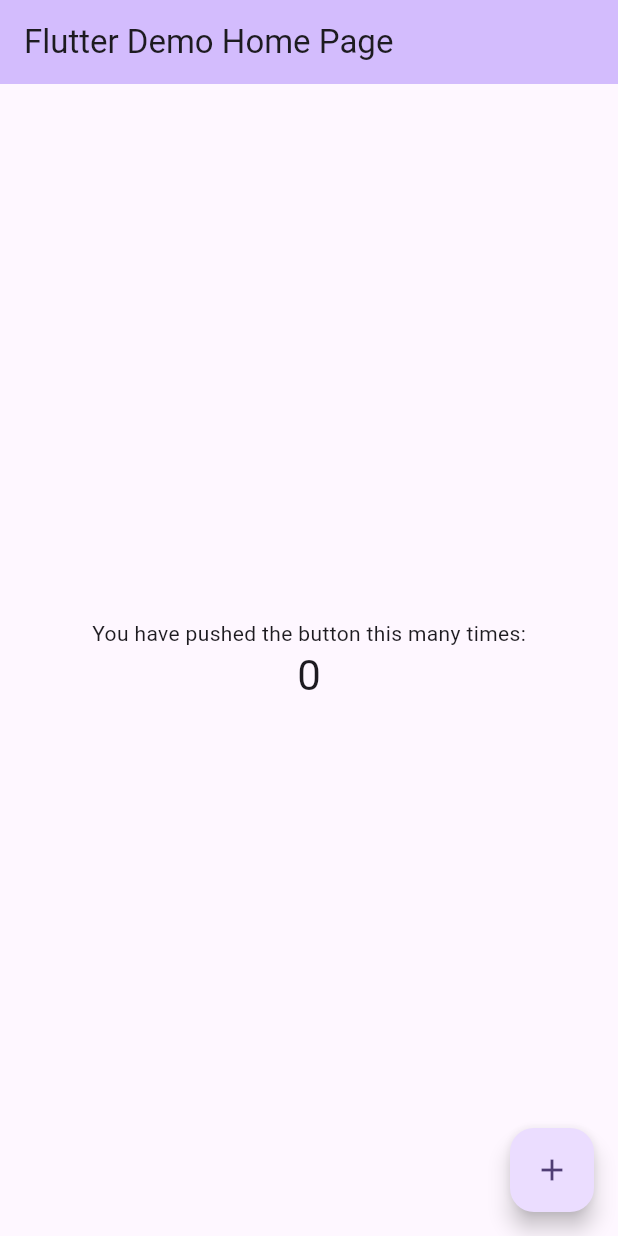
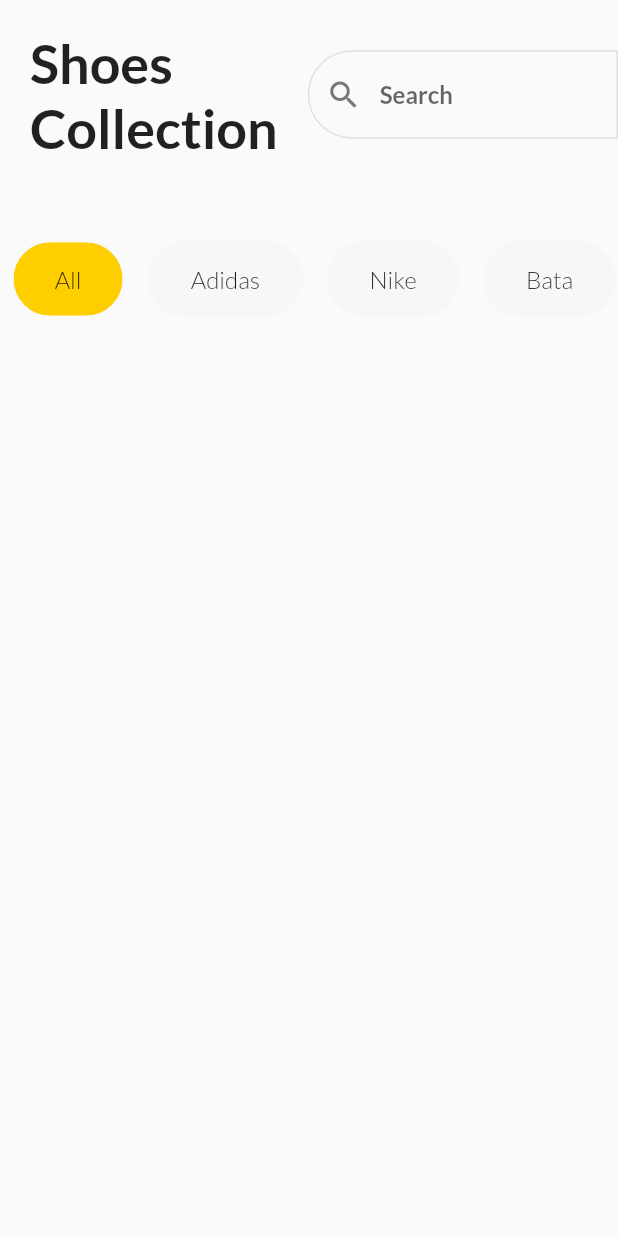
Before and after one commit to tynchtykestebes/Shopping-App, a Flutter app: the screen it shows after launch, on a phone screen of 412 x 824 dp. Run offline on Flutter 3.47's test engine with Material 2 defaults, Android fonts, the phone set to English and light mode, and no system bars.

Commit message:
second commit

```diff
--- /dev/null
+++ b/lib/global_variables.dart
@@ -0,0 +1,45 @@
+final products = [
+  {
+    'id': '0',
+    'title': 'Men\'s Nike Shoes',
+    'price': 44.52,
+    'imageUrl': 'assets/images/shoes_1.png',
+    'company': 'Nike',
+    'sizes': [9, 10, 11, 12],
+  },
+  {
+    'id': '1',
+    'title': 'Adidas Shoes',
+    'price': 20.12,
+    'imageUrl': 'assets/images/shoes_2.png',
+    'company': 'Adidas',
+    'sizes': [9, 10, 12],
+  },
+  {
+    'id': '2',
+    'title': 'Bata Women\'s Shoes',
+    'price': 28.95,
+    'imageUrl': 'assets/images/shoes_3.png',
+    'company': 'Bata',
+    'sizes': [8, 9, 10],
+  },
+  {
+    'id': '3',
+    'title': 'Jordan Shoes',
+    'price': 420.69,
+    'imageUrl': 'assets/images/shoes_4.png',
+    'company': 'Nike',
+    'sizes': [8, 9, 10],
+  },
+];
+
+final cart = [
+  {
+    'id': '3',
+    'title': 'Jordan Shoes',
+    'price': 420.69,
+    'imageUrl': 'assets/images/shoes_4.png',
+    'company': 'Nike',
+    'sizes': 8,
+  },
+];
--- /dev/null
+++ b/lib/home_page.dart
@@ -0,0 +1,105 @@
+import 'package:flutter/material.dart';
+
+class HomePage extends StatefulWidget {
+  const HomePage({super.key});
+
+  @override
+  State<HomePage> createState() => _HomePageState();
+}
+
+class _HomePageState extends State<HomePage> {
+  final List<String> filters = const ['All', 'Adidas', 'Nike', 'Bata'];
+  late String selectedFilter;
+
+  @override
+  void initState() {
+    super.initState();
+    selectedFilter = filters[0];
+  }
+
+  @override
+  Widget build(BuildContext context) {
+    const border = OutlineInputBorder(
+      borderSide: BorderSide(
+        color: Color.fromRGBO(225, 225, 225, 1),
+      ),
+      borderRadius: BorderRadius.horizontal(
+        left: Radius.circular(50),
+      ),
+    );
+    return Scaffold(
+      body: SafeArea(
+        child: Column(
+          children: [
+            const Row(
+              children: [
+                Padding(
+                  padding: EdgeInsets.all(20),
+                  child: Text(
+                    'Shoes\nCollection',
+                    style: TextStyle(
+                      fontWeight: FontWeight.bold,
+                      fontSize: 36,
+                    ),
+                  ),
+                ),
+                Expanded(
+                  child: TextField(
+                    decoration: InputDecoration(
+                      hintText: 'Search',
+                      prefixIcon: Icon(Icons.search),
+                      border: border,
+                      enabledBorder: border,
+                      focusedBorder: border,
+                    ),
+                  ),
+                ),
+              ],
+            ),
+            SizedBox(
+              height: 120,
+              child: ListView.builder(
+                itemCount: filters.length,
+                scrollDirection: Axis.horizontal,
+                itemBuilder: (context, index) {
+                  final filter = filters[index];
+                  return Padding(
+                    padding: const EdgeInsets.symmetric(
+                      horizontal: 8,
+                    ),
+                    child: GestureDetector(
+                      onTap: () {
+                        setState(() {
+                          selectedFilter = filter;
+                        });
+                      },
+                      child: Chip(
+                        backgroundColor: selectedFilter == filter
+                            ? Theme.of(context).colorScheme.primary
+                            : const Color.fromRGBO(245, 247, 249, 1),
+                        side: const BorderSide(
+                          color: Color.fromRGBO(245, 247, 249, 1),
+                        ),
+                        label: Text(filter),
+                        labelStyle: const TextStyle(
+                          fontSize: 16,
+                        ),
+                        padding: const EdgeInsets.symmetric(
+                          horizontal: 20,
+                          vertical: 15,
+                        ),
+                        shape: RoundedRectangleBorder(
+                          borderRadius: BorderRadius.circular(30),
+                        ),
+                      ),
+                    ),
+                  );
+                },
+              ),
+            ),
+          ],
+        ),
+      ),
+    );
+  }
+}
--- a/lib/main.dart
+++ b/lib/main.dart
@@ -1,4 +1,5 @@
 import 'package:flutter/material.dart';
+import 'package:shopping_app/home_page.dart';
 
 void main() {
   runApp(const MyApp());
@@ -7,119 +8,26 @@ void main() {
 class MyApp extends StatelessWidget {
   const MyApp({super.key});
 
-  // This widget is the root of your application.
   @override
   Widget build(BuildContext context) {
     return MaterialApp(
-      title: 'Flutter Demo',
+      debugShowCheckedModeBanner: false,
+      title: 'Shopping App',
       theme: ThemeData(
-        // This is the theme of your application.
-        //
-        // TRY THIS: Try running your application with "flutter run". You'll see
-        // the application has a blue toolbar. Then, without quitting the app,
-        // try changing the seedColor in the colorScheme below to Colors.green
-        // and then invoke "hot reload" (save your changes or press the "hot
-        // reload" button in a Flutter-supported IDE, or press "r" if you used
-        // the command line to start the app).
-        //
-        // Notice that the counter didn't reset back to zero; the application
-        // state is not lost during the reload. To reset the state, use hot
-        // restart instead.
-        //
-        // This works for code too, not just values: Most code changes can be
-        // tested with just a hot reload.
-        colorScheme: ColorScheme.fromSeed(seedColor: Colors.deepPurple),
-        useMaterial3: true,
+        fontFamily: 'Lato',
+        colorScheme: ColorScheme.fromSeed(
+          seedColor: const Color.fromRGBO(254, 206, 1, 1),
+          primary: const Color.fromRGBO(254, 206, 1, 1),
+        ),
+        inputDecorationTheme: const InputDecorationTheme(
+          hintStyle: TextStyle(
+            fontWeight: FontWeight.bold,
+            fontSize: 16,
+          ),
+          prefixIconColor: Color.fromRGBO(119, 119, 119, 1),
+        ),
       ),
-      home: const MyHomePage(title: 'Flutter Demo Home Page'),
+      home: const HomePage(),
     );
   }
 }
-
-class MyHomePage extends StatefulWidget {
-  const MyHomePage({super.key, required this.title});
-
-  // This widget is the home page of your application. It is stateful, meaning
-  // that it has a State object (defined below) that contains fields that affect
-  // how it looks.
-
-  // This class is the configuration for the state. It holds the values (in this
-  // case the title) provided by the parent (in this case the App widget) and
-  // used by the build method of the State. Fields in a Widget subclass are
-  // always marked "final".
-
-  final String title;
-
-  @override
-  State<MyHomePage> createState() => _MyHomePageState();
-}
-
-class _MyHomePageState extends State<MyHomePage> {
-  int _counter = 0;
-
-  void _incrementCounter() {
-    setState(() {
-      // This call to setState tells the Flutter framework that something has
-      // changed in this State, which causes it to rerun the build method below
-      // so that the display can reflect the updated values. If we changed
-      // _counter without calling setState(), then the build method would not be
-      // called again, and so nothing would appear to happen.
-      _counter++;
-    });
-  }
-
-  @override
-  Widget build(BuildContext context) {
-    // This method is rerun every time setState is called, for instance as done
-    // by the _incrementCounter method above.
-    //
-    // The Flutter framework has been optimized to make rerunning build methods
-    // fast, so that you can just rebuild anything that needs updating rather
-    // than having to individually change instances of widgets.
-    return Scaffold(
-      appBar: AppBar(
-        // TRY THIS: Try changing the color here to a specific color (to
-        // Colors.amber, perhaps?) and trigger a hot reload to see the AppBar
-        // change color while the other colors stay the same.
-        backgroundColor: Theme.of(context).colorScheme.inversePrimary,
-        // Here we take the value from the MyHomePage object that was created by
-        // the App.build method, and use it to set our appbar title.
-        title: Text(widget.title),
-      ),
-      body: Center(
-        // Center is a layout widget. It takes a single child and positions it
-        // in the middle of the parent.
-        child: Column(
-          // Column is also a layout widget. It takes a list of children and
-          // arranges them vertically. By default, it sizes itself to fit its
-          // children horizontally, and tries to be as tall as its parent.
-          //
-          // Column has various properties to control how it sizes itself and
-          // how it positions its children. Here we use mainAxisAlignment to
-          // center the children vertically; the main axis here is the vertical
-          // axis because Columns are vertical (the cross axis would be
-          // horizontal).
-          //
-          // TRY THIS: Invoke "debug painting" (choose the "Toggle Debug Paint"
-          // action in the IDE, or press "p" in the console), to see the
-          // wireframe for each widget.
-          mainAxisAlignment: MainAxisAlignment.center,
-          children: <Widget>[
-            const Text(
-              'You have pushed the button this many times:',
-            ),
-            Text(
-              '$_counter',
-              style: Theme.of(context).textTheme.headlineMedium,
-            ),
-          ],
-        ),
-      ),
-      floatingActionButton: FloatingActionButton(
-        onPressed: _incrementCounter,
-        tooltip: 'Increment',
-        child: const Icon(Icons.add),
-      ), // This trailing comma makes auto-formatting nicer for build methods.
-    );
-  }
-}
```
Also changed, not shown: pubspec.yaml (+8 -8 lines), assets/fonts/Lato-Bold.ttf (added), assets/fonts/Lato-Light.ttf (added), assets/images/shoes_1.png (added), assets/images/shoes_3.png (added), assets/images/shoes_4.png (added), 1 other file.
